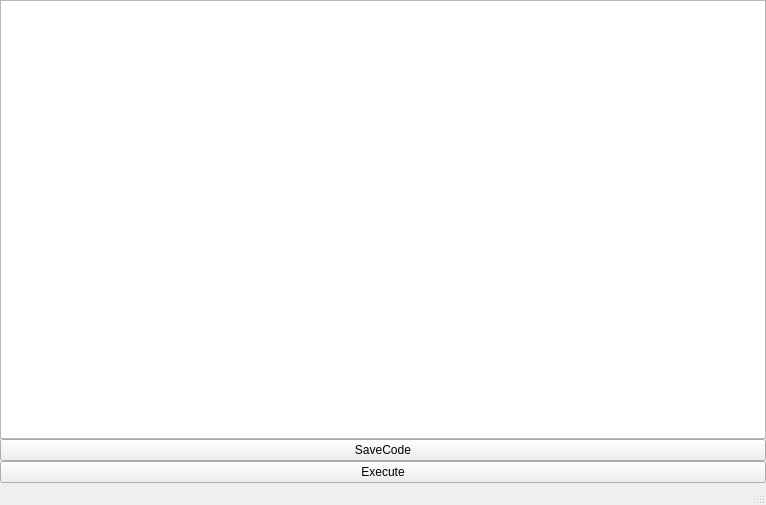
Before: the Qt Designer form output_window_ui.ui in fqdeng/SimpleExcelReader, drawn with Qt 5.
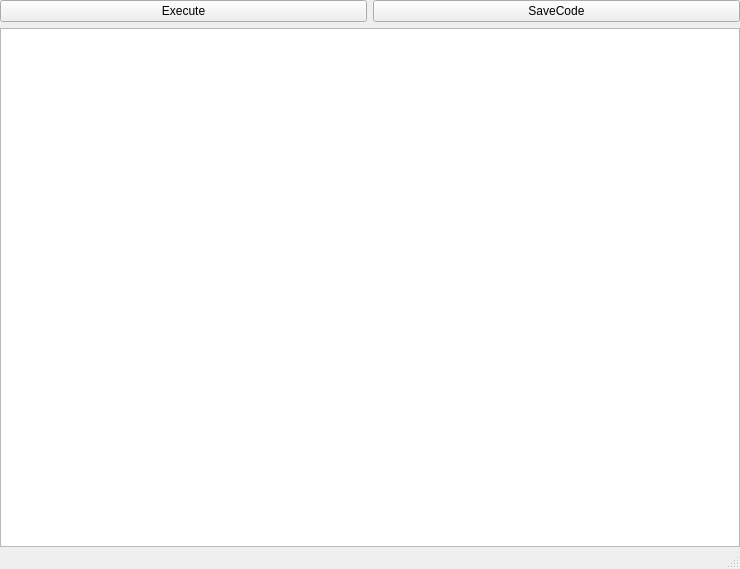
After: the same form once the commit is applied.

```diff
--- a/output_window_ui.ui
+++ b/output_window_ui.ui
@@ -6,8 +6,8 @@
    <rect>
     <x>0</x>
     <y>0</y>
-    <width>766</width>
-    <height>505</height>
+    <width>740</width>
+    <height>569</height>
    </rect>
   </property>
   <property name="windowTitle">
@@ -17,10 +17,7 @@
    <property name="autoFillBackground">
     <bool>false</bool>
    </property>
-   <layout class="QVBoxLayout" name="verticalLayout" stretch="0,0,0">
-    <property name="spacing">
-     <number>0</number>
-    </property>
+   <layout class="QVBoxLayout" name="verticalLayout_2">
     <property name="leftMargin">
      <number>0</number>
     </property>
@@ -34,21 +31,29 @@
      <number>0</number>
     </property>
     <item>
-     <widget class="QPlainTextEdit" name="outputTextEdit"/>
-    </item>
+     <layout class="QVBoxLayout" name="verticalLayout" stretch="1,15">
     <item>
-     <widget class="QPushButton" name="saveCodeButton">
-      <property name="text">
-       <string>SaveCode</string>
-      </property>
-     </widget>
-    </item>
+       <layout class="QHBoxLayout" name="horizontalLayout">
     <item>
      <widget class="QPushButton" name="executeButton">
       <property name="text">
        <string>Execute</string>
       </property>
      </widget>
+        </item>
+        <item>
+         <widget class="QPushButton" name="saveCodeButton">
+          <property name="text">
+           <string>SaveCode</string>
+          </property>
+         </widget>
+        </item>
+       </layout>
+      </item>
+      <item>
+       <widget class="QPlainTextEdit" name="outputTextEdit"/>
+      </item>
+     </layout>
     </item>
    </layout>
   </widget>
```
Lines whose indentation alone changed are shown as unchanged.
